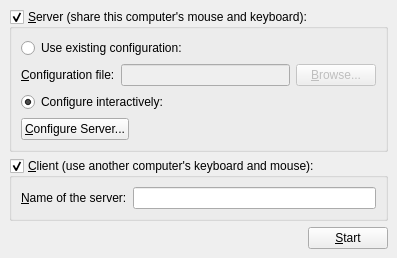
This is trunk/gui/res/MainWindowBase.ui in svn2github/synergy-plus as Qt 5 draws it before an edit. The edited form follows.
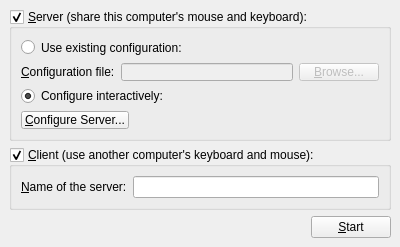
This is the edited form.

```diff
--- a/trunk/gui/res/MainWindowBase.ui
+++ b/trunk/gui/res/MainWindowBase.ui
@@ -6,7 +6,7 @@
    <rect>
     <x>0</x>
     <y>0</y>
-    <width>397</width>
+    <width>400</width>
     <height>247</height>
    </rect>
   </property>
@@ -16,6 +16,18 @@
     <verstretch>0</verstretch>
    </sizepolicy>
   </property>
+  <property name="minimumSize">
+   <size>
+    <width>400</width>
+    <height>247</height>
+   </size>
+  </property>
+  <property name="maximumSize">
+   <size>
+    <width>400</width>
+    <height>247</height>
+   </size>
+  </property>
   <property name="windowTitle">
    <string>Synergy+</string>
   </property>
```
